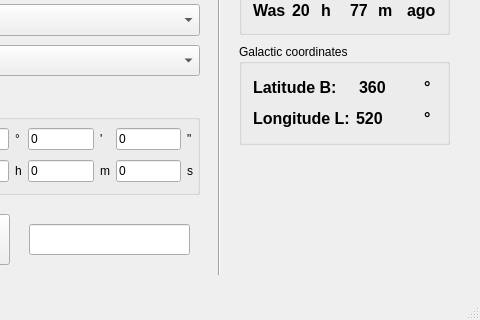
IamNotProgrammer/Star-height, file GUI/mainwindow.ui: the form before one commit; both pictures show x 111 to 591 and y 303 to 623 of the 591 by 623 pixel window.
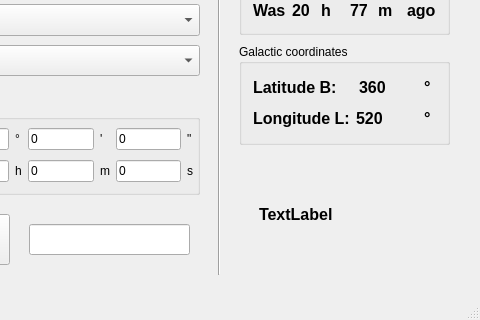
The form after the commit.

What changed in the file:
```diff
--- a/GUI/mainwindow.ui
+++ b/GUI/mainwindow.ui
@@ -1149,6 +1149,26 @@
      <enum>Qt::Vertical</enum>
     </property>
    </widget>
+   <widget class="QLabel" name="label_37">
+    <property name="geometry">
+     <rect>
+      <x>370</x>
+      <y>470</y>
+      <width>161</width>
+      <height>61</height>
+     </rect>
+    </property>
+    <property name="font">
+     <font>
+      <pointsize>12</pointsize>
+      <weight>75</weight>
+      <bold>true</bold>
+     </font>
+    </property>
+    <property name="text">
+     <string>TextLabel</string>
+    </property>
+   </widget>
   </widget>
   <widget class="QMenuBar" name="menuBar">
    <property name="geometry">
```
Left out of the diff: 14 changed lines with no effect on the pictures.
